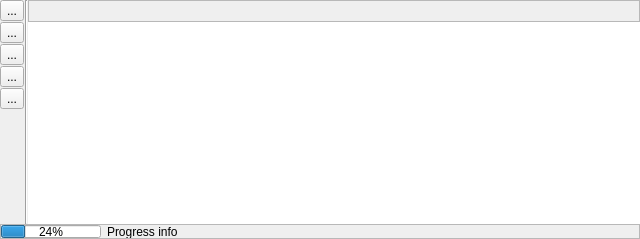
This is eotimeseriesviewer/ui/timeseriesdock.ui in jakimowb/eo-time-series-viewer as Qt 5 draws it before an edit. The edited form follows.
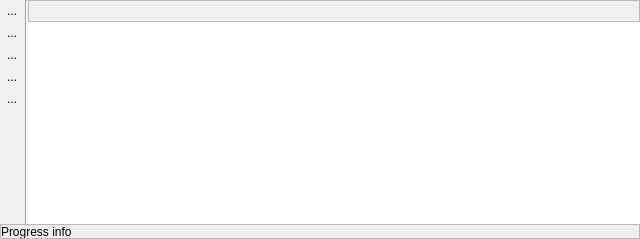
This is the edited form. Custom widgets are drawn as their Qt base class.

Commit message:
TimeSeriesSource: added .timeSeriesDatum(), .setTimeSeriesDatum() TimeSeriesDatum: implements QAbstractTableModel, added .removeSource(...)
TimeSeriesDock shows datasources in a TreeView (better grouping)
TimeSeriesTreeView highlight TimeSeriesDates of visible MapCanvases

Patch:
```diff
--- a/eotimeseriesviewer/ui/timeseriesdock.ui
+++ b/eotimeseriesviewer/ui/timeseriesdock.ui
@@ -94,6 +94,9 @@
            <property name="text">
             <string>...</string>
            </property>
+           <property name="autoRaise">
+            <bool>true</bool>
+           </property>
           </widget>
          </item>
          <item>
@@ -101,6 +104,9 @@
            <property name="text">
             <string>...</string>
            </property>
+           <property name="autoRaise">
+            <bool>true</bool>
+           </property>
           </widget>
          </item>
          <item>
@@ -108,6 +114,9 @@
            <property name="text">
             <string>...</string>
            </property>
+           <property name="autoRaise">
+            <bool>true</bool>
+           </property>
           </widget>
          </item>
          <item>
@@ -115,6 +124,9 @@
            <property name="text">
             <string>...</string>
            </property>
+           <property name="autoRaise">
+            <bool>true</bool>
+           </property>
           </widget>
          </item>
          <item>
@@ -122,6 +134,9 @@
            <property name="text">
             <string>...</string>
            </property>
+           <property name="autoRaise">
+            <bool>true</bool>
+           </property>
           </widget>
          </item>
          <item>
@@ -187,7 +202,7 @@
          </widget>
         </item>
         <item>
-         <widget class="TimeSeriesTableView" name="tableView_TimeSeries">
+         <widget class="TimeSeriesTreeView" name="timeSeriesTreeView">
           <property name="sizePolicy">
            <sizepolicy hsizetype="Expanding" vsizetype="Expanding">
             <horstretch>1</horstretch>
@@ -203,6 +218,9 @@
           <property name="alternatingRowColors">
            <bool>true</bool>
           </property>
+          <property name="selectionMode">
+           <enum>QAbstractItemView::ExtendedSelection</enum>
+          </property>
           <property name="sortingEnabled">
            <bool>true</bool>
           </property>
@@ -246,32 +264,7 @@
         <number>0</number>
        </property>
        <item>
-        <widget class="QProgressBar" name="progressBar">
-         <property name="sizePolicy">
-          <sizepolicy hsizetype="Expanding" vsizetype="Fixed">
-           <horstretch>1</horstretch>
-           <verstretch>0</verstretch>
-          </sizepolicy>
-         </property>
-         <property name="minimumSize">
-          <size>
-           <width>50</width>
-           <height>0</height>
-          </size>
-         </property>
-         <property name="maximumSize">
-          <size>
-           <width>100</width>
-           <height>16777215</height>
-          </size>
-         </property>
-         <property name="value">
-          <number>24</number>
-         </property>
-        </widget>
-       </item>
-       <item>
-        <widget class="QLabel" name="progressInfo">
+        <widget class="QLabel" name="summary">
          <property name="sizePolicy">
           <sizepolicy hsizetype="Expanding" vsizetype="Preferred">
            <horstretch>2</horstretch>
@@ -304,19 +297,6 @@
          </property>
         </widget>
        </item>
-       <item>
-        <spacer name="horizontalSpacer_2">
-         <property name="orientation">
-          <enum>Qt::Horizontal</enum>
-         </property>
-         <property name="sizeHint" stdset="0">
-          <size>
-           <width>0</width>
-           <height>0</height>
-          </size>
-         </property>
-        </spacer>
-       </item>
       </layout>
      </widget>
     </item>
@@ -325,8 +305,8 @@
  </widget>
  <customwidgets>
   <customwidget>
-   <class>TimeSeriesTableView</class>
-   <extends>QTableView</extends>
+   <class>TimeSeriesTreeView</class>
+   <extends>QTreeView</extends>
    <header>eotimeseriesviewer.timeseries</header>
   </customwidget>
  </customwidgets>
```
The commit also changes 6 other files.
